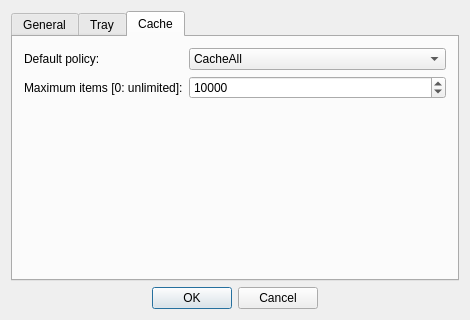
Before: the Qt Designer form src/gui/ui/fs_settings_dialog.ui in TheDZhon/folder_stat, drawn with Qt 5.
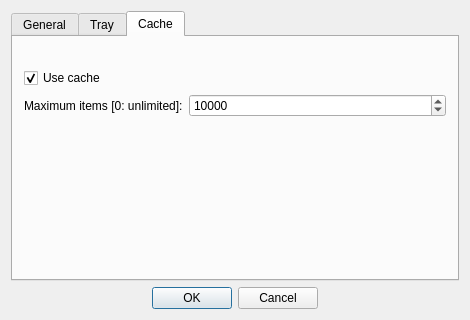
After: the same form once the commit is applied. The open tabs and pages were chosen to show the change. Icons and pictures are not drawn.

Commit message: Coarse Collector implementation ready, interface updated, Small interface enhancements in StatData. CachePolicy deprecated (too complicated at this point),

Patch:
```diff
--- a/src/gui/ui/fs_settings_dialog.ui
+++ b/src/gui/ui/fs_settings_dialog.ui
@@ -108,37 +108,18 @@
        <item row="0" column="0">
         <widget class="QLabel" name="label_2">
          <property name="text">
-          <string>Default policy:</string>
+          <string/>
          </property>
         </widget>
        </item>
-       <item row="0" column="1">
-        <widget class="QComboBox" name="cachePolicyComboBox">
-         <item>
-          <property name="text">
-           <string>CacheAll</string>
-          </property>
-         </item>
-         <item>
-          <property name="text">
-           <string>NoTopLevelCache</string>
-          </property>
-         </item>
-         <item>
-          <property name="text">
-           <string>NoCache</string>
-          </property>
-         </item>
-        </widget>
-       </item>
-       <item row="1" column="0">
+       <item row="2" column="0">
         <widget class="QLabel" name="label_3">
          <property name="text">
           <string>Maximum items [0: unlimited]:</string>
          </property>
         </widget>
        </item>
-       <item row="1" column="1">
+       <item row="2" column="1">
         <widget class="QSpinBox" name="cacheMaxItemsSpinBox">
          <property name="maximum">
           <number>1000000</number>
@@ -148,6 +129,16 @@
          </property>
         </widget>
        </item>
+       <item row="1" column="0">
+        <widget class="QCheckBox" name="useCacheCheckBox">
+         <property name="text">
+          <string>Use cache</string>
+         </property>
+         <property name="checked">
+          <bool>true</bool>
+         </property>
+        </widget>
+       </item>
       </layout>
      </widget>
     </widget>
```
Left out of the diff: 18 changed lines with no effect on the pictures. The commit also changes 9 other files.
